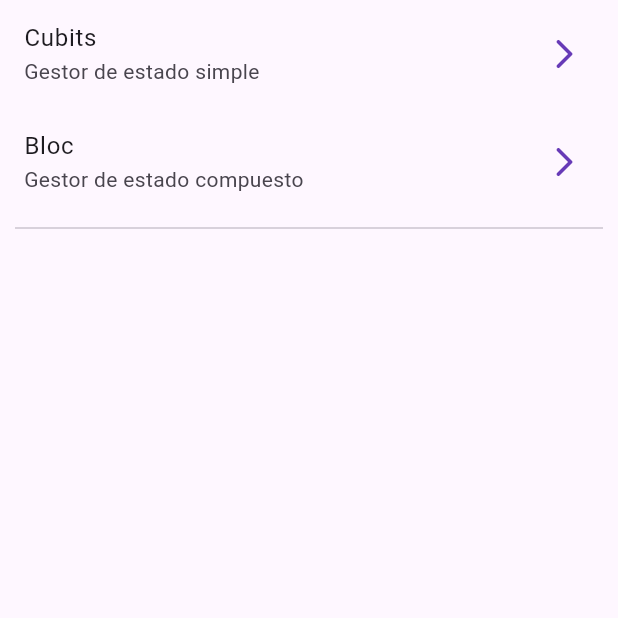
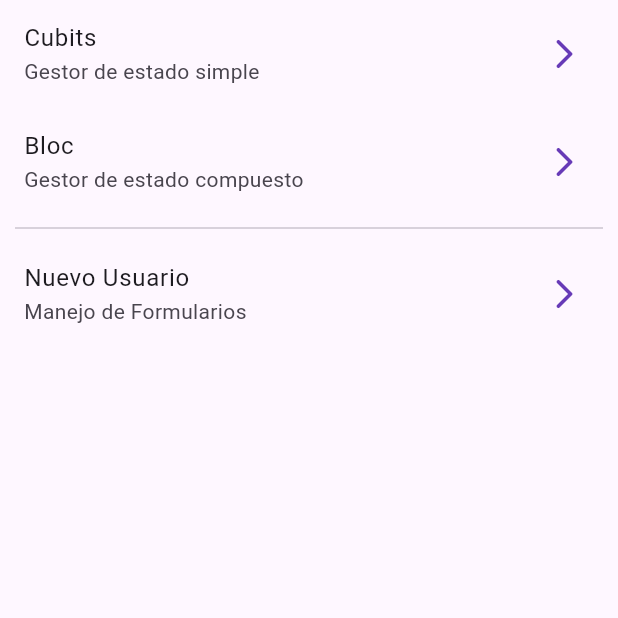
Before and after one commit to Geinersb/forms_app, a Flutter app: the screen it shows after launch, on a phone screen of 412 x 824 dp, the top half of it. Run offline on Flutter 3.47's test engine with Material 2 defaults, Android fonts, the phone set to English and light mode, and no system bars; our stand-ins replace equatable, flutter_bloc, go_router.

Commit message:
se inicia creacion formulario

```diff
--- a/lib/config/router/app_router.dart
+++ b/lib/config/router/app_router.dart
@@ -17,6 +17,10 @@ GoRoute(
   path: '/counter-bloc',
   builder: (context, state) => const BlocCounterScreen() ,
 ),
+GoRoute(
+  path: '/new-user',
+  builder: (context, state) => const RegisterScreen() ,
+),
 
   ]
 
--- a/lib/presentation/screens/home_screen.dart
+++ b/lib/presentation/screens/home_screen.dart
@@ -25,7 +25,13 @@ children: [
   const Padding(
     padding:  EdgeInsets.symmetric(horizontal: 10),
     child: Divider(),
-  )
+  ),
+  ListTile(
+    title: const Text('Nuevo Usuario'),
+    subtitle: const Text('Manejo de Formularios'),
+    trailing:const  Icon(Icons.arrow_forward_ios_rounded),
+    onTap: () => context.push('/new-user'),
+  ),
 ],
 
 
--- a/lib/presentation/screens/screens.dart
+++ b/lib/presentation/screens/screens.dart
@@ -2,3 +2,4 @@ export 'home_screen.dart';
 
 export 'cubit_counter_screen.dart';
 export 'bloc_counter_screen.dart';
+export 'register_screen.dart';
```
Also changed, not shown: lib/presentation/screens/register_screen.dart (added, +25 -0 lines).
